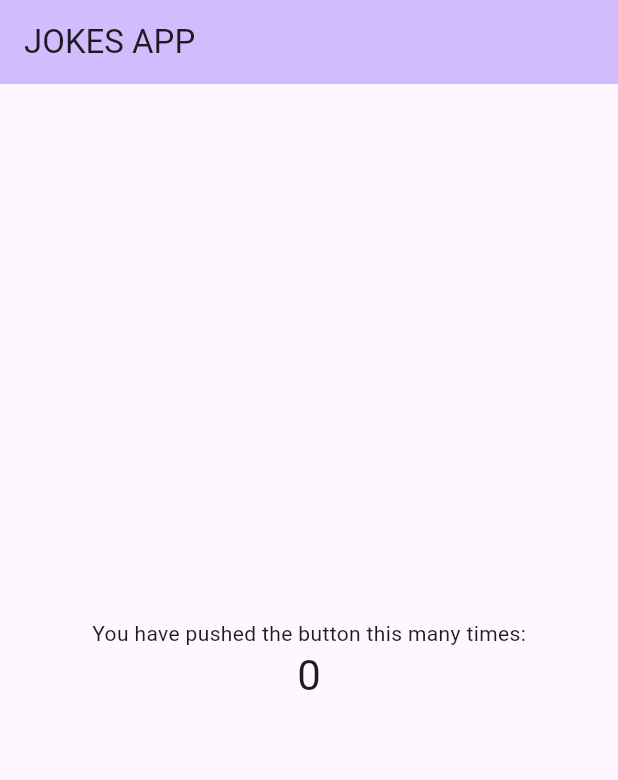
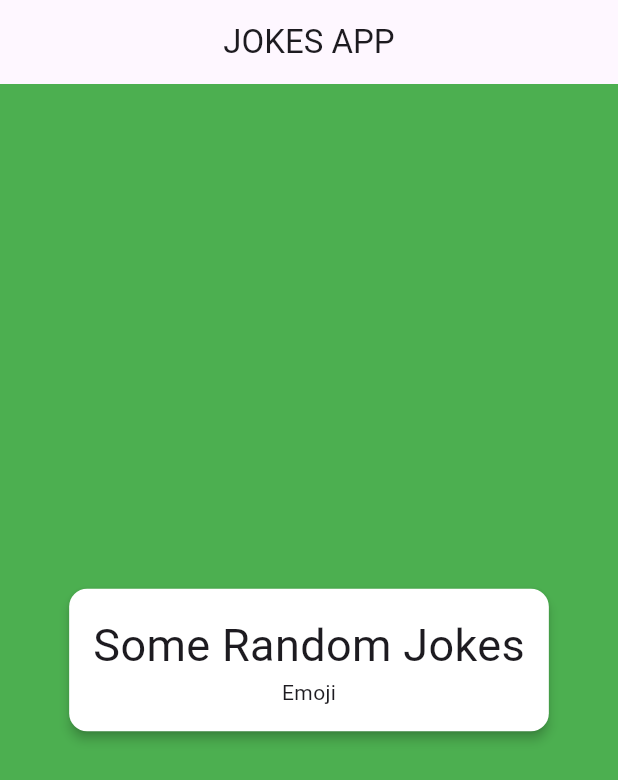
Before and after one commit to theshivamlko/unlimit, a Flutter app: the MyHomePage screen opened directly, on a phone screen of 412 x 824 dp. Shown: the top 780 px of the screen. Run offline on Flutter 3.47's test engine with Material 2 defaults, Android fonts, the phone set to English and light mode, and no system bars; our stand-ins replace bloc, dio, flutter_bloc, retrofit; generated files the repository leaves out were written again.

```diff
--- /dev/null
+++ b/lib/data/data_source.dart
@@ -0,0 +1,5 @@
+
+
+class DataSource{
+
+}
--- a/lib/presentation/MyHomePage.dart
+++ b/lib/presentation/MyHomePage.dart
@@ -1,57 +1,62 @@
+import 'package:flutter/material.dart';
+import 'package:flutter/scheduler.dart';
+import 'package:flutter_bloc/flutter_bloc.dart';
 
+import 'Theme.dart';
+import 'my_home_page_bloc.dart';
 
-
-import 'package:flutter/material.dart';
-
-class MyHomePage extends StatefulWidget {
-  const MyHomePage({super.key });
-
-
-
-
-  @override
-  State<MyHomePage> createState() => _MyHomePageState();
-}
-
-class _MyHomePageState extends State<MyHomePage> {
-  int _counter = 0;
-
-  void _incrementCounter() {
-    setState(() {
-
-      _counter++;
-    });
-  }
-
+class MyHomePage extends StatelessWidget {
   @override
   Widget build(BuildContext context) {
+    init();
+
+    BlocProvider.of<MyHomePageBloc>(context).getJokes();
 
     return Scaffold(
       appBar: AppBar(
-
-        backgroundColor: Theme.of(context).colorScheme.inversePrimary,
-        // Here we take the value from the MyHomePage object that was created by
-        // the App.build method, and use it to set our appbar title.
+        centerTitle: true,
         title: Text("JOKES APP"),
       ),
-      body: Center(
-        // Center is a layout widget. It takes a single child and positions it
-        // in the middle of the parent.
-        child: Column(
-
-          mainAxisAlignment: MainAxisAlignment.center,
-          children: <Widget>[
-            const Text(
-              'You have pushed the button this many times:',
-            ),
-            Text(
-              '$_counter',
-              style: Theme.of(context).textTheme.headlineMedium,
-            ),
-          ],
+      backgroundColor: Colors.white,
+      body: RefreshIndicator(
+        onRefresh: () {
+          return Future(() => null);
+        },
+        child: BlocBuilder<MyHomePageBloc, MyHomePageState>(
+          builder: (context, state) {
+            return Container(
+              color: Colors.green,
+              width: MediaQuery.of(context).size.width,
+              child: Column(
+                  crossAxisAlignment: CrossAxisAlignment.center,
+                  mainAxisAlignment: MainAxisAlignment.center,
+                  children: [
+                    Card(
+                      color: Colors.white,
+                      elevation: 3,
+                      child: Padding(
+                        padding: const EdgeInsets.all(16.0),
+                        child: Column(
+                          crossAxisAlignment: CrossAxisAlignment.center,
+                          mainAxisSize: MainAxisSize.min,
+                          children: [
+                            Text(
+                              "Some Random Jokes",
+                              style: heading1,
+                            ),
+                            Text("Emoji")
+                          ],
+                        ),
+                      ),
+                    ),
+                  ]),
+            );
+          },
         ),
       ),
       // This trailing comma makes auto-formatting nicer for build methods.
     );
   }
+
+  void init() {}
 }
--- /dev/null
+++ b/lib/presentation/Theme.dart
@@ -0,0 +1,9 @@
+
+
+
+import 'package:flutter/material.dart';
+
+
+  TextStyle heading1=TextStyle(
+    fontSize: 30
+  );
--- /dev/null
+++ b/lib/presentation/my_home_page_bloc.dart
@@ -0,0 +1,23 @@
+import 'dart:async';
+
+import 'package:bloc/bloc.dart';
+import 'package:meta/meta.dart';
+
+part 'my_home_page_event.dart';
+part 'my_home_page_state.dart';
+
+class MyHomePageBloc extends Bloc<MyHomePageEvent, MyHomePageState> {
+  MyHomePageBloc() : super(ResultInitial()) {
+    on<MyHomePageEvent>((event, emit) {
+
+    });
+
+
+  }
+
+
+  Future<MyHomePageState?> getJokes()async{
+
+    return null;
+  }
+}
--- /dev/null
+++ b/lib/presentation/my_home_page_event.dart
@@ -0,0 +1,4 @@
+part of 'my_home_page_bloc.dart';
+
+@immutable
+abstract class MyHomePageEvent {}
--- /dev/null
+++ b/lib/presentation/my_home_page_state.dart
@@ -0,0 +1,9 @@
+part of 'my_home_page_bloc.dart';
+
+@immutable
+abstract class MyHomePageState {}
+
+class ResultInitial extends MyHomePageState {}
+class ResultLoading extends MyHomePageState {}
+class ResultData extends MyHomePageState {}
+class ResultError extends MyHomePageState {}
--- a/pubspec.yaml
+++ b/pubspec.yaml
@@ -28,6 +28,7 @@ dependencies:
   dio: ^5.3.2
   bloc: ^8.1.2
   hive: ^2.2.3
+  flutter_bloc: ^8.1.3
 
 dev_dependencies:
   flutter_test:
```
Also changed, not shown: pubspec.lock.
